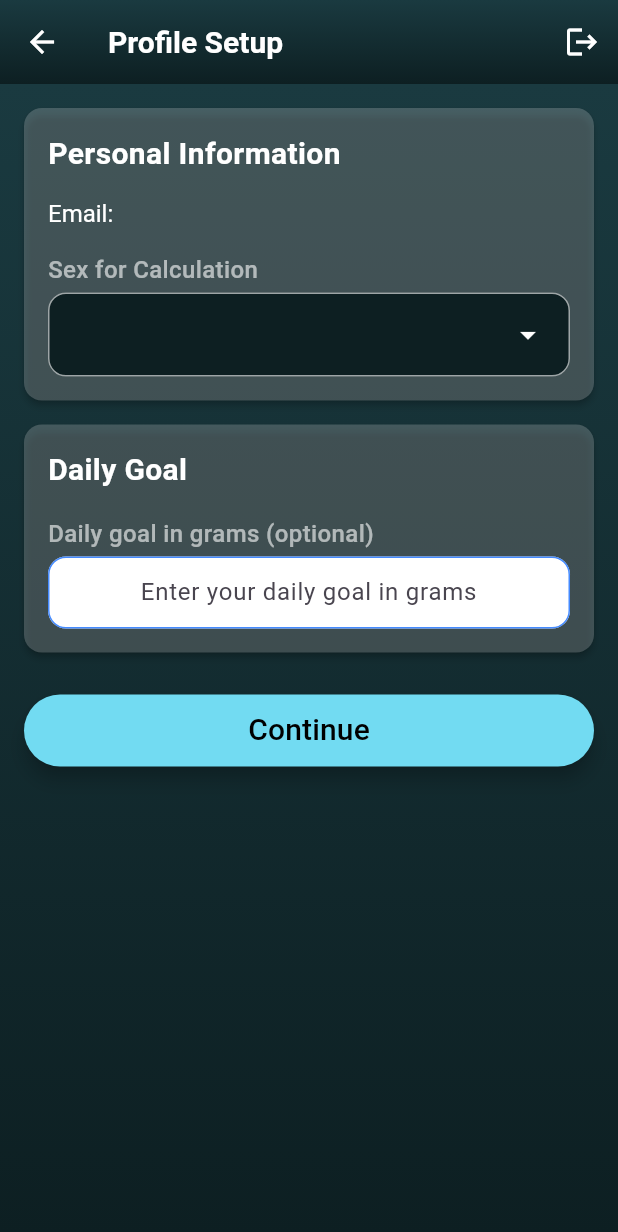
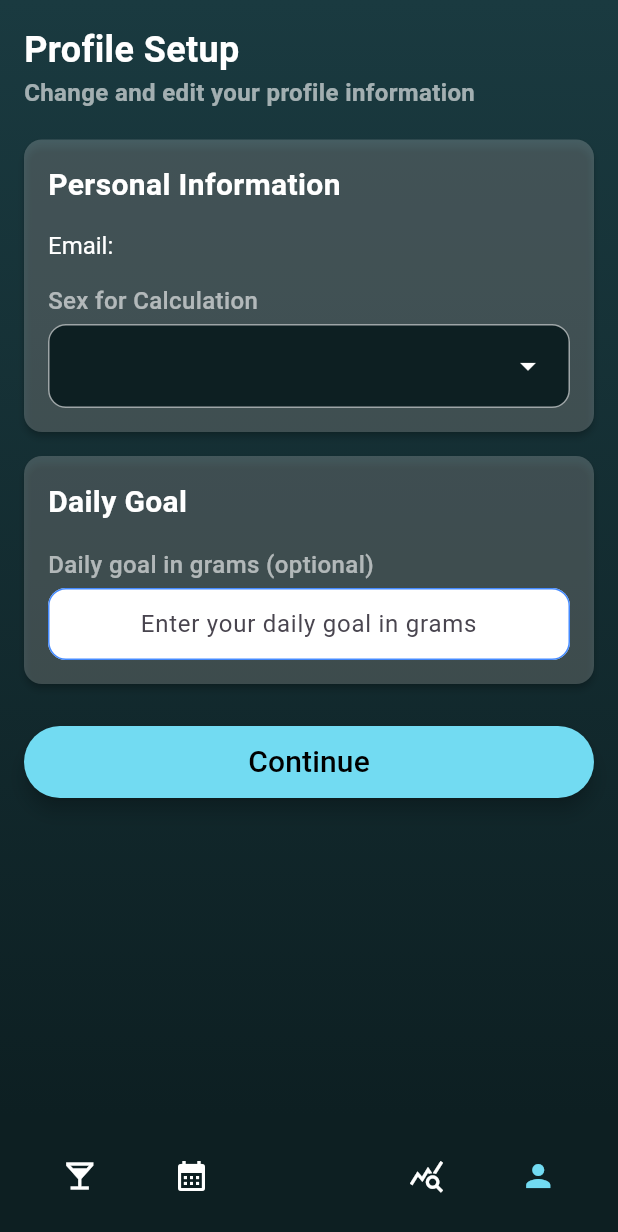
Before and after one commit to torbenmueller/soberly, a Flutter app: the ProfileSetupScreen screen opened by its route, on a phone screen of 412 x 824 dp. Shown: the top 1232 px of the screen. Run offline on Flutter 3.47's test engine with Material 3 defaults, Android fonts, the light colour scheme and no system bars; our stand-ins replace cloud_firestore, firebase_auth, firebase_core, loading_overlay; missing offline and left inert: auto_hyphenating_text; accounts and stored records are empty; network calls fail.

Commit message:
BottomAppBar instead of AppBar, white system color, password visibility

```diff
--- a/lib/screens/profile_setup_screen.dart
+++ b/lib/screens/profile_setup_screen.dart
@@ -7,8 +7,8 @@ import 'package:soberly/services/user_profile_repository.dart';
 import 'package:soberly/components/app_button.dart';
 import 'package:soberly/constants.dart';
 import 'package:soberly/widgets/app_background.dart';
-import 'package:soberly/widgets/soberly_app_bar.dart';
 import 'package:soberly/widgets/profile/sex_for_calculation_dropdown.dart';
+import 'package:soberly/widgets/tracking/tracking_bottom_action_bar.dart';
 
 class ProfileSetupScreen extends StatefulWidget {
   static const String id = 'profile_setup_screen';
@@ -126,14 +126,21 @@ class _ProfileSetupScreenState extends State<ProfileSetupScreen> {
     );
   }
 
+  void _goToTrackingScreen() {
+    if (_isOpenedFromSettings) {
+      Navigator.pop(context, true);
+      return;
+    }
+    Navigator.pushReplacementNamed(context, TrackingScreen.id);
+  }
+
   @override
   Widget build(BuildContext context) {
     return Scaffold(
-      appBar: SoberlyAppBar(
-        title: Text(_isOpenedFromSettings ? 'Edit Profile' : 'Profile Setup'),
-        actions: <Widget>[
-          IconButton(icon: const Icon(Icons.logout), onPressed: _logout),
-        ],
+      bottomNavigationBar: TrackingBottomActionBar(
+        onTrackingPressed: _goToTrackingScreen,
+        onProfilePressed: () {},
+        isProfileSelected: true,
       ),
       body: AppBackground(
         child: SafeArea(
@@ -147,6 +154,23 @@ class _ProfileSetupScreenState extends State<ProfileSetupScreen> {
                 child: Column(
                   crossAxisAlignment: CrossAxisAlignment.stretch,
                   children: [
+                    Text(
+                      _isOpenedFromSettings ? 'Edit Profile' : 'Profile Setup',
+                      style: const TextStyle(
+                        fontSize: kFontSizeLarge,
+                        fontWeight: FontWeight.w600,
+                        color: Colors.white,
+                      ),
+                    ),
+                    Text(
+                      'Change and edit your profile information',
+                      style: TextStyle(
+                        fontSize: 16,
+                        fontWeight: FontWeight.w600,
+                        color: Colors.white.withValues(alpha: kTextOpacity),
+                      ),
+                    ),
+                    const SizedBox(height: 20),
                     Card(
                       margin: EdgeInsets.zero,
                       elevation: 2,
@@ -294,7 +318,7 @@ class _ProfileSetupScreenState extends State<ProfileSetupScreen> {
                               ),
                               const SizedBox(height: 4),
                               Text(
-                                'Log Out from your account.',
+                                'Log out from your account',
                                 style: TextStyle(
                                   fontSize: 16,
                                   color: Colors.white.withValues(
--- a/lib/widgets/soberly_app_bar.dart
+++ /dev/null
@@ -1,48 +0,0 @@
-import 'package:flutter/material.dart';
-import 'package:soberly/widgets/app_background.dart';
-
-class SoberlyAppBar extends StatelessWidget implements PreferredSizeWidget {
-  final Widget? title;
-  final bool centerTitle;
-  final Widget? leading;
-  final bool automaticallyImplyLeading;
-  final List<Widget>? actions;
-  final PreferredSizeWidget? bottom;
-  final List<Color>? gradientColors;
-
-  const SoberlyAppBar({
-    super.key,
-    this.title,
-    this.centerTitle = false,
-    this.leading,
-    this.automaticallyImplyLeading = true,
-    this.actions,
-    this.bottom,
-    this.gradientColors,
-  });
-
-  @override
-  Size get preferredSize =>
-      Size.fromHeight(kToolbarHeight + (bottom?.preferredSize.height ?? 0));
-
-  @override
-  Widget build(BuildContext context) {
-    return AppBar(
-      title: title,
-      centerTitle: centerTitle,
-      leading: leading,
-      automaticallyImplyLeading: automaticallyImplyLeading,
-      actions: actions,
-      bottom: bottom,
-      backgroundColor: Colors.transparent,
-      elevation: 0,
-      shadowColor: Colors.transparent,
-      surfaceTintColor: Colors.transparent,
-      scrolledUnderElevation: 0,
-      flexibleSpace: AppBackground(
-        gradientColors: gradientColors,
-        child: const SizedBox.expand(),
-      ),
-    );
-  }
-}
--- /dev/null
+++ b/lib/widgets/tracking/tracking_bottom_action_bar.dart
@@ -0,0 +1,69 @@
+import 'package:flutter/material.dart';
+import 'package:soberly/constants.dart';
+
+class TrackingBottomActionBar extends StatelessWidget {
+  final VoidCallback? onTrackingPressed;
+  final VoidCallback? onCalendarPressed;
+  final VoidCallback? onStatisticsPressed;
+  final VoidCallback onProfilePressed;
+  final bool isTrackingSelected;
+  final bool isProfileSelected;
+
+  const TrackingBottomActionBar({
+    super.key,
+    this.onTrackingPressed,
+    this.onCalendarPressed,
+    this.onStatisticsPressed,
+    required this.onProfilePressed,
+    this.isTrackingSelected = false,
+    this.isProfileSelected = false,
+  });
+
+  @override
+  Widget build(BuildContext context) {
+    return SafeArea(
+      top: false,
+      child: BottomAppBar(
+        color: kAppBackgroundBaseColor,
+        elevation: 8,
+        shape: const CircularNotchedRectangle(),
+        notchMargin: 8,
+        child: SizedBox(
+          height: 64,
+          child: Row(
+            mainAxisAlignment: MainAxisAlignment.spaceAround,
+            children: <Widget>[
+              IconButton(
+                tooltip: 'Tracking',
+                onPressed: onTrackingPressed,
+                icon: Icon(
+                  Icons.local_bar,
+                  color: isTrackingSelected ? kPrimaryColor : Colors.white,
+                ),
+              ),
+              IconButton(
+                tooltip: 'Calendar coming soon',
+                onPressed: onCalendarPressed,
+                icon: const Icon(Icons.calendar_month, color: Colors.white),
+              ),
+              const SizedBox(width: 56),
+              IconButton(
+                tooltip: 'Statistics coming soon',
+                onPressed: onStatisticsPressed,
+                icon: const Icon(Icons.query_stats, color: Colors.white),
+              ),
+              IconButton(
+                tooltip: 'Edit profile',
+                onPressed: onProfilePressed,
+                icon: Icon(
+                  Icons.person,
+                  color: isProfileSelected ? kPrimaryColor : Colors.white,
+                ),
+              ),
+            ],
+          ),
+        ),
+      ),
+    );
+  }
+}
```
Also changed, not shown: lib/main.dart (+12 -3 lines), lib/screens/login_screen.dart (+12 -1 lines), lib/screens/registration_screen.dart (+12 -1 lines), lib/screens/tracking_screen.dart (+6 -15 lines).
